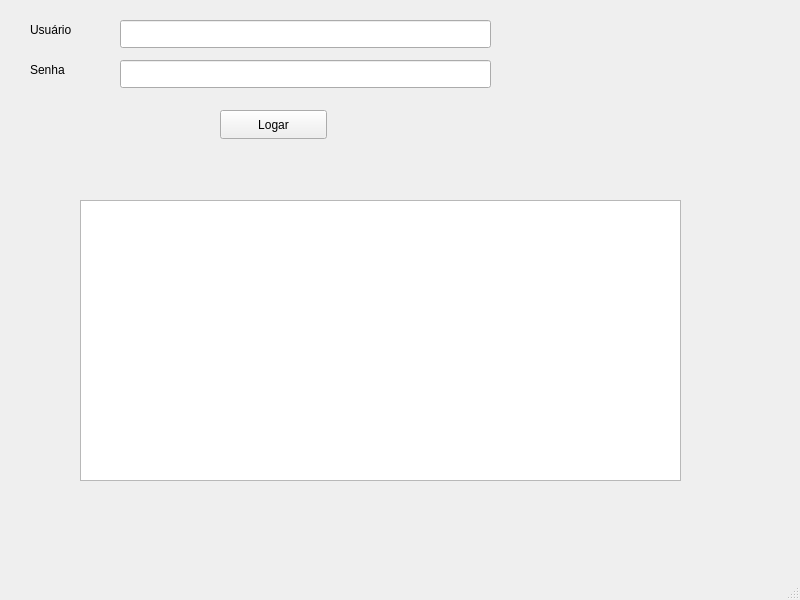
Qt form mainwindow.ui (W-F-S/trabalho_02-TPII) before a commit.
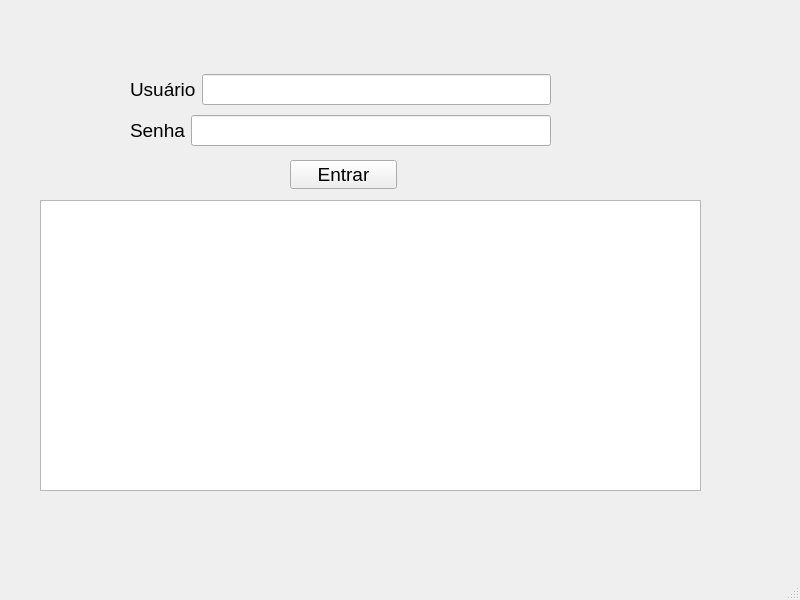
The same form after that commit.

What changed in the file:
```diff
--- a/mainwindow.ui
+++ b/mainwindow.ui
@@ -10,6 +10,11 @@
     <height>600</height>
    </rect>
   </property>
+  <property name="font">
+   <font>
+    <pointsize>14</pointsize>
+   </font>
+  </property>
   <property name="windowTitle">
    <string>MainWindow</string>
   </property>
@@ -17,71 +22,65 @@
    <widget class="QPushButton" name="pushButtonMostrar">
     <property name="geometry">
      <rect>
-      <x>220</x>
-      <y>110</y>
+      <x>290</x>
+      <y>160</y>
       <width>107</width>
       <height>29</height>
      </rect>
     </property>
     <property name="text">
-     <string>Logar</string>
+     <string>Entrar</string>
     </property>
    </widget>
    <widget class="QTextEdit" name="textEditSaida">
     <property name="geometry">
      <rect>
-      <x>80</x>
+      <x>40</x>
       <y>200</y>
-      <width>601</width>
-      <height>281</height>
+      <width>661</width>
+      <height>291</height>
      </rect>
     </property>
    </widget>
-   <widget class="QLineEdit" name="lineEdit">
+   <widget class="QWidget" name="">
     <property name="geometry">
      <rect>
-      <x>120</x>
-      <y>20</y>
-      <width>371</width>
-      <height>28</height>
+      <x>130</x>
+      <y>70</y>
+      <width>421</width>
+      <height>81</height>
      </rect>
     </property>
-   </widget>
-   <widget class="QLineEdit" name="lineEdit_2">
-    <property name="geometry">
-     <rect>
-      <x>120</x>
-      <y>60</y>
-      <width>371</width>
-      <height>28</height>
-     </rect>
-    </property>
-   </widget>
-   <widget class="QLabel" name="label">
-    <property name="geometry">
-     <rect>
-      <x>30</x>
-      <y>20</y>
-      <width>81</width>
-      <height>20</height>
-     </rect>
-    </property>
-    <property name="text">
-     <string>Usuário</string>
-    </property>
-   </widget>
-   <widget class="QLabel" name="label_2">
-    <property name="geometry">
-     <rect>
-      <x>30</x>
-      <y>60</y>
-      <width>81</width>
-      <height>20</height>
-     </rect>
-    </property>
-    <property name="text">
-     <string>Senha</string>
-    </property>
+    <layout class="QVBoxLayout" name="verticalLayout">
+     <item>
+      <layout class="QHBoxLayout" name="horizontalLayout">
+       <item>
+        <widget class="QLabel" name="label">
+         <property name="text">
+          <string>Usuário</string>
+         </property>
+        </widget>
+       </item>
+       <item>
+        <widget class="QLineEdit" name="lineEditUsuario"/>
+       </item>
+      </layout>
+     </item>
+     <item>
+      <layout class="QHBoxLayout" name="horizontalLayout_2">
+       <item>
+        <widget class="QLabel" name="label_2">
+         <property name="text">
+          <string>Senha</string>
+         </property>
+        </widget>
+       </item>
+       <item>
+        <widget class="QLineEdit" name="lineEditSenha"/>
+       </item>
+      </layout>
+     </item>
+    </layout>
    </widget>
   </widget>
   <widget class="QMenuBar" name="menubar">
```
Left out of the diff: 6 changed lines with no effect on the pictures.
